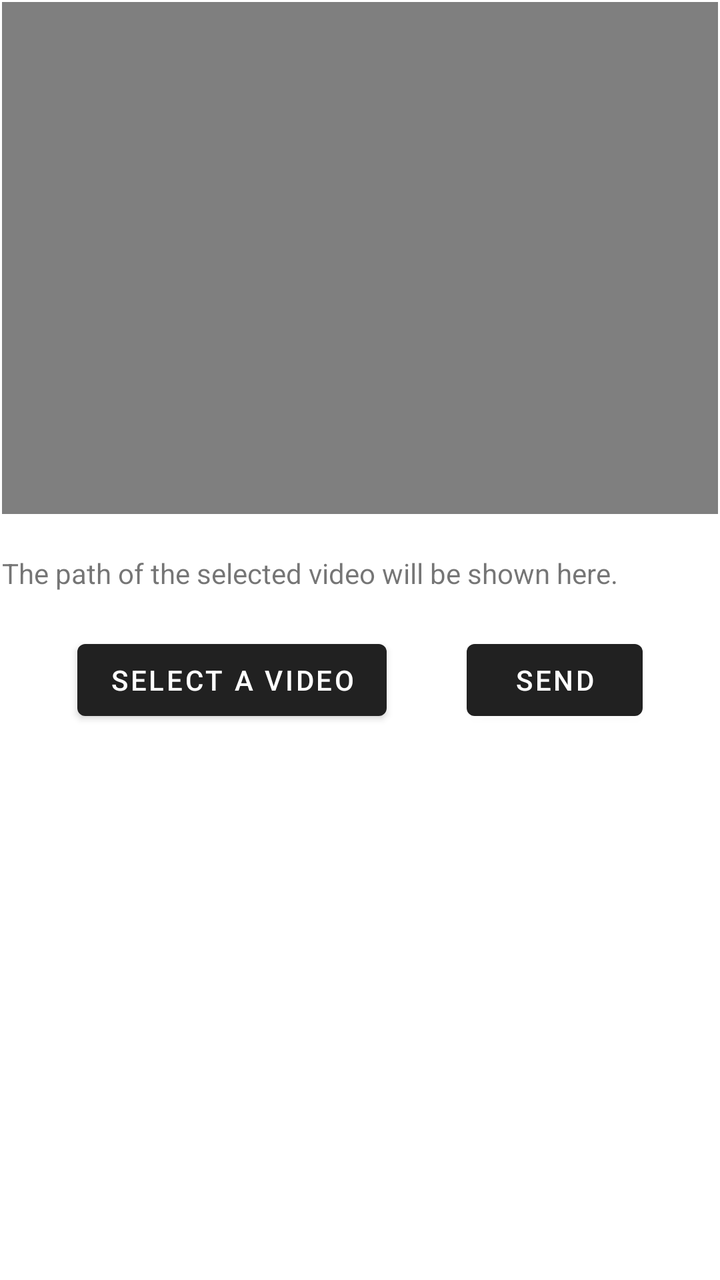
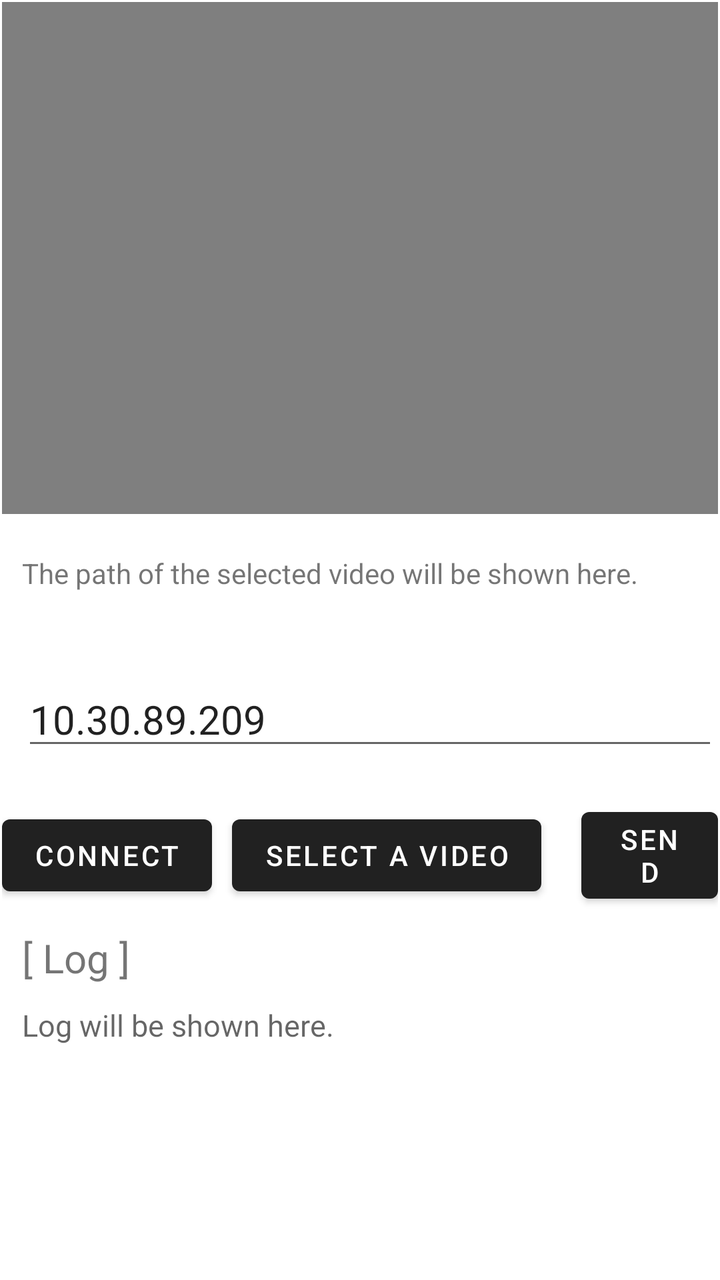

An Android layout rendered at two revisions. The XML below is the earlier revision; the diff shows what the commit changed to produce the second picture.
<!-- AndroidManifest.xml: application theme Theme.VideoCrypto -->
<!-- res/layout/activity_videocrypto.xml -->
<?xml version="1.0" encoding="utf-8"?>
<androidx.constraintlayout.widget.ConstraintLayout xmlns:android="http://schemas.android.com/apk/res/android"
    xmlns:app="http://schemas.android.com/apk/res-auto"
    xmlns:tools="http://schemas.android.com/tools"
    android:layout_width="match_parent"
    android:layout_height="match_parent">

    <LinearLayout
        android:id="@+id/linearLayout4"
        android:layout_width="0dp"
        android:layout_height="0dp"
        android:layout_marginStart="1dp"
        android:layout_marginTop="1dp"
        android:layout_marginEnd="1dp"
        android:layout_marginBottom="1dp"
        android:orientation="vertical"
        app:layout_constraintBottom_toBottomOf="parent"
        app:layout_constraintEnd_toEndOf="parent"
        app:layout_constraintStart_toStartOf="parent"
        app:layout_constraintTop_toTopOf="parent">

        <VideoView
            android:id="@+id/videoView"
            android:layout_width="match_parent"
            android:layout_height="256dp"></VideoView>

        <TextView
            android:id="@+id/fileDirectoryText"
            android:text="The path of the selected video will be shown here."
            android:layout_marginTop="20dp"
            android:layout_marginBottom="20dp"
            android:layout_width="match_parent"
            android:layout_height="wrap_content"></TextView>

        <LinearLayout
            android:layout_width="match_parent"
            android:layout_height="wrap_content"
            android:orientation="horizontal"
            android:gravity="center">

            <Button
                android:id="@+id/selectFileBtn"
                android:text="Select a video"
                android:layout_width="wrap_content"
                android:layout_height="wrap_content"
                android:layout_marginRight="20dp"
                />

            <Button
                android:id="@+id/sendBtn"
                android:text="Send"
                android:layout_width="wrap_content"
                android:layout_height="wrap_content"
                android:layout_marginLeft="20dp"
                />

        </LinearLayout>


    </LinearLayout>
</androidx.constraintlayout.widget.ConstraintLayout>
<!-- resources referenced by this layout -->
<resources>
  <style name="Theme.VideoCrypto" parent="Theme.MaterialComponents.DayNight.DarkActionBar">
      <item name="colorOnSecondary">@color/black</item>
      
      <item name="android:statusBarColor">?attr/colorPrimaryVariant</item>
      
  </style>
  <color name="black">#FF000000</color>
</resources>

<!-- the commit's change to res/layout/activity_videocrypto.xml (unified diff, before → after) -->
@@ -8,7 +8,7 @@
     <LinearLayout
         android:id="@+id/linearLayout4"
         android:layout_width="0dp"
-        android:layout_height="0dp"
+        android:layout_height="match_parent"
         android:layout_marginStart="1dp"
         android:layout_marginTop="1dp"
         android:layout_marginEnd="1dp"
@@ -26,36 +26,75 @@
 
         <TextView
             android:id="@+id/fileDirectoryText"
-            android:text="The path of the selected video will be shown here."
-            android:layout_marginTop="20dp"
-            android:layout_marginBottom="20dp"
             android:layout_width="match_parent"
-            android:layout_height="wrap_content"></TextView>
+            android:layout_height="wrap_content"
+            android:layout_marginVertical="20dp"
+            android:layout_marginLeft="10dp"
+            android:text="The path of the selected video will be shown here." />
+
+        <EditText
+            android:id="@+id/ipText"
+            android:layout_width="match_parent"
+            android:layout_height="wrap_content"
+            android:layout_marginVertical="20dp"
+            android:layout_marginLeft="10dp"
+            android:textSize="20dp"
+            android:text="10.30.89.209"
+            android:hint="Insert the IP address of the server." />
 
         <LinearLayout
             android:layout_width="match_parent"
             android:layout_height="wrap_content"
-            android:orientation="horizontal"
-            android:gravity="center">
+            android:gravity="center"
+            android:orientation="horizontal">
+
+            <Button
+                android:id="@+id/connectBtn"
+                android:layout_width="wrap_content"
+                android:layout_height="wrap_content"
+                android:layout_marginRight="10dp"
+                android:text="Connect" />
 
             <Button
                 android:id="@+id/selectFileBtn"
-                android:text="Select a video"
                 android:layout_width="wrap_content"
                 android:layout_height="wrap_content"
-                android:layout_marginRight="20dp"
-                />
+                android:layout_marginRight="10dp"
+                android:text="Select a video" />
 
             <Button
                 android:id="@+id/sendBtn"
-                android:text="Send"
                 android:layout_width="wrap_content"
                 android:layout_height="wrap_content"
-                android:layout_marginLeft="20dp"
-                />
+                android:layout_marginLeft="10dp"
+                android:text="Send" />
 
         </LinearLayout>
 
+        <TextView
+            android:layout_width="match_parent"
+            android:layout_height="wrap_content"
+            android:layout_marginLeft="10dp"
+            android:layout_marginTop="10dp"
+            android:text="[ Log ]"
+            android:textSize="20dp" />
 
+        <ScrollView
+            android:id="@+id/logScrollView"
+            android:layout_width="match_parent"
+            android:layout_height="match_parent"
+            android:scrollbars="vertical"
+            android:scrollbarAlwaysDrawVerticalTrack="true">
+
+            <TextView
+                android:id="@+id/logText"
+                android:layout_width="match_parent"
+                android:layout_height="wrap_content"
+                android:layout_marginLeft="10dp"
+                android:layout_marginTop="10dp"
+                android:hint="Log will be shown here."
+                android:text=""
+                android:textSize="15dp" />
+        </ScrollView>
     </LinearLayout>
 </androidx.constraintlayout.widget.ConstraintLayout>
